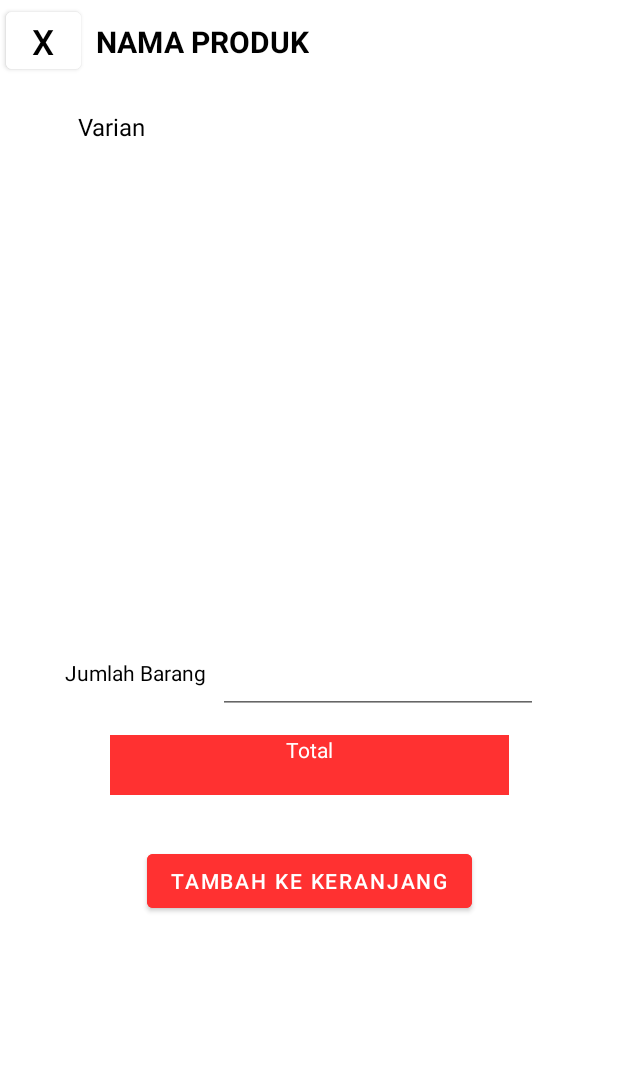
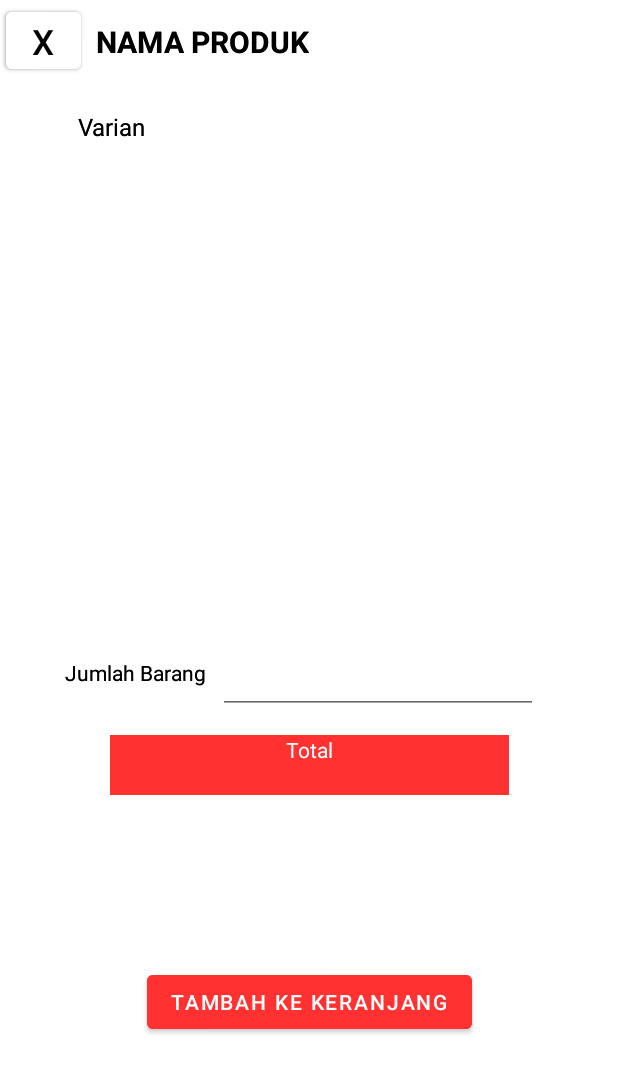
Before and after one commit to AbrorAbhirama/BukuinAja, an Android app: the layout activity_addpayment.xml on its own in the app's theme, with its tools: preview values and no code run, on a phone screen of 412 x 824 dp. Shown: the top 1073 px of the screen. Run offline under Robolectric (Android 15) with nearby library versions, the phone set to English and light mode, and no system bars.

Commit message:
add payment xml and java

```diff
--- a/app/build.gradle.kts
+++ b/app/build.gradle.kts
@@ -40,6 +40,7 @@ dependencies {
     implementation(libs.lifecycle.viewmodel.ktx)
     implementation(libs.navigation.fragment)
     implementation(libs.navigation.ui)
+    implementation(libs.activity)
     testImplementation(libs.junit)
     androidTestImplementation(libs.ext.junit)
     androidTestImplementation(libs.espresso.core)
--- a/app/src/main/AndroidManifest.xml
+++ b/app/src/main/AndroidManifest.xml
@@ -13,6 +13,9 @@
         android:theme="@style/Theme.BukuinAja"
         tools:targetApi="31">
         <activity
+            android:name=".AddPaymentActivity"
+            android:exported="false" />
+        <activity
             android:name=".MainActivity"
             android:exported="true"
             android:label="@string/app_name">
--- /dev/null
+++ b/app/src/main/java/com/example/bukuinaja/AddPaymentActivity.java
@@ -0,0 +1,24 @@
+package com.example.bukuinaja;
+
+import android.os.Bundle;
+
+import androidx.activity.EdgeToEdge;
+import androidx.appcompat.app.AppCompatActivity;
+import androidx.core.graphics.Insets;
+import androidx.core.view.ViewCompat;
+import androidx.core.view.WindowInsetsCompat;
+
+public class AddPaymentActivity extends AppCompatActivity {
+
+    @Override
+    protected void onCreate(Bundle savedInstanceState) {
+        super.onCreate(savedInstanceState);
+        EdgeToEdge.enable(this);
+        setContentView(R.layout.activity_addpayment);
+        ViewCompat.setOnApplyWindowInsetsListener(findViewById(R.id.main), (v, insets) -> {
+            Insets systemBars = insets.getInsets(WindowInsetsCompat.Type.systemBars());
+            v.setPadding(systemBars.left, systemBars.top, systemBars.right, systemBars.bottom);
+            return insets;
+        });
+    }
+}
--- a/app/src/main/res/layout/activity_addpayment.xml
+++ b/app/src/main/res/layout/activity_addpayment.xml
@@ -2,6 +2,12 @@
 <androidx.constraintlayout.widget.ConstraintLayout xmlns:android="http://schemas.android.com/apk/res/android"
     xmlns:app="http://schemas.android.com/apk/res-auto"
     xmlns:tools="http://schemas.android.com/tools"
+    android:id="@+id/main"
+    android:layout_width="match_parent"
+    android:layout_height="match_parent"
+    tools:context=".AddPaymentActivity">
+
+    <androidx.constraintlayout.widget.ConstraintLayout
         android:layout_width="match_parent"
         android:layout_height="match_parent">
 
@@ -81,14 +87,14 @@
             android:id="@+id/add_to_cart"
             android:layout_width="wrap_content"
             android:layout_height="wrap_content"
-        android:layout_marginTop="12dp"
+            android:layout_marginBottom="132dp"
             android:backgroundTint="#FF3131"
             android:text="Tambah ke Keranjang"
             app:layout_constraintBottom_toBottomOf="parent"
             app:layout_constraintEnd_toEndOf="parent"
             app:layout_constraintStart_toStartOf="parent"
             app:layout_constraintTop_toBottomOf="@+id/variant_total"
-        app:layout_constraintVertical_bias="0.092" />
+            app:layout_constraintVertical_bias="1.0" />
 
         <TextView
             android:id="@+id/textView3"
@@ -102,3 +108,62 @@
             app:layout_constraintTop_toBottomOf="@+id/recyclerView" />
 
     </androidx.constraintlayout.widget.ConstraintLayout>
+
+    <Button
+        android:id="@+id/close"
+        android:layout_width="50dp"
+        android:layout_height="50dp"
+        android:layout_marginStart="4dp"
+        android:layout_marginTop="2dp"
+        android:backgroundTint="#FFFFFF"
+        android:text="X"
+        android:textColor="#000000"
+        android:textSize="23sp"
+        app:layout_constraintStart_toStartOf="parent"
+        app:layout_constraintTop_toTopOf="parent" />
+
+    <TextView
+        android:id="@+id/product_title"
+        android:layout_width="wrap_content"
+        android:layout_height="wrap_content"
+        android:layout_marginStart="10dp"
+        android:layout_marginTop="12dp"
+        android:text="nama produk"
+        android:textAllCaps="true"
+        android:textColor="#000000"
+        android:textSize="20sp"
+        android:textStyle="bold"
+        app:layout_constraintStart_toEndOf="@+id/close"
+        app:layout_constraintTop_toTopOf="@+id/close" />
+
+    <TextView
+        android:id="@+id/variant_title"
+        android:layout_width="wrap_content"
+        android:layout_height="wrap_content"
+        android:layout_marginStart="52dp"
+        android:layout_marginTop="32dp"
+        android:text="Varian"
+        android:textColor="#000000"
+        android:textSize="16sp"
+        app:layout_constraintStart_toStartOf="parent"
+        app:layout_constraintTop_toBottomOf="@+id/product_title" />
+
+    <androidx.recyclerview.widget.RecyclerView
+        android:id="@+id/recyclerView"
+        android:layout_width="334dp"
+        android:layout_height="323dp"
+        app:layout_constraintEnd_toEndOf="parent"
+        app:layout_constraintStart_toStartOf="parent"
+        app:layout_constraintTop_toBottomOf="@+id/variant_title" />
+
+    <TextView
+        android:id="@+id/textView"
+        android:layout_width="wrap_content"
+        android:layout_height="wrap_content"
+        android:layout_marginStart="4dp"
+        android:layout_marginTop="20dp"
+        android:text="Jumlah Barang"
+        android:textColor="#000000"
+        app:layout_constraintStart_toStartOf="@+id/recyclerView"
+        app:layout_constraintTop_toBottomOf="@+id/recyclerView" />
+</androidx.constraintlayout.widget.ConstraintLayout>
--- a/gradle/libs.versions.toml
+++ b/gradle/libs.versions.toml
@@ -10,6 +10,7 @@ lifecycleLivedataKtx = "2.8.1"
 lifecycleViewmodelKtx = "2.8.1"
 navigationFragment = "2.7.7"
 navigationUi = "2.7.7"
+activity = "1.8.0"
 
 [libraries]
 junit = { group = "junit", name = "junit", version.ref = "junit" }
@@ -22,6 +23,7 @@ lifecycle-livedata-ktx = { group = "androidx.lifecycle", name = "lifecycle-lived
 lifecycle-viewmodel-ktx = { group = "androidx.lifecycle", name = "lifecycle-viewmodel-ktx", version.ref = "lifecycleViewmodelKtx" }
 navigation-fragment = { group = "androidx.navigation", name = "navigation-fragment", version.ref = "navigationFragment" }
 navigation-ui = { group = "androidx.navigation", name = "navigation-ui", version.ref = "navigationUi" }
+activity = { group = "androidx.activity", name = "activity", version.ref = "activity" }
 
 [plugins]
 android-application = { id = "com.android.application", version.ref = "agp" }
```
Lines whose indentation alone changed are shown as unchanged.
